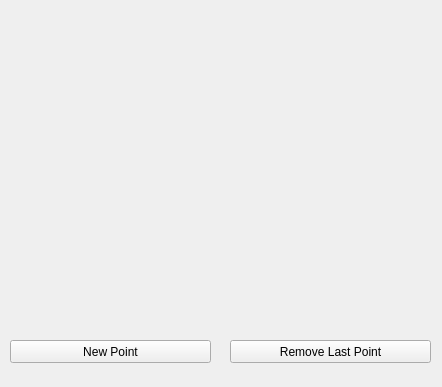
Old version of the form src/main/python/floatingpoints/floatingPoints.ui in the repository M4n1us/floating_points.
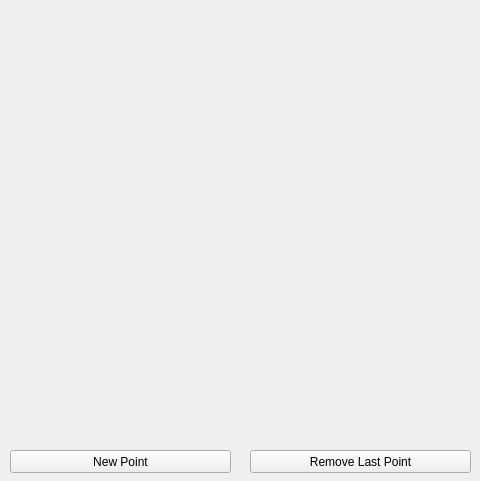
New version of the form.

The edit to the form file:
```diff
--- a/src/main/python/floatingpoints/floatingPoints.ui
+++ b/src/main/python/floatingpoints/floatingPoints.ui
@@ -1,35 +1,27 @@
 <?xml version="1.0" encoding="UTF-8"?>
 <ui version="4.0">
- <class>MyFloatingPoints</class>
- <widget class="QMainWindow" name="MyFloatingPoints">
+ <class>Form</class>
+ <widget class="QWidget" name="Form">
   <property name="geometry">
    <rect>
     <x>0</x>
     <y>0</y>
-    <width>442</width>
-    <height>387</height>
+    <width>480</width>
+    <height>481</height>
    </rect>
   </property>
   <property name="windowTitle">
    <string>My Floating Points</string>
   </property>
-  <widget class="QWidget" name="centralwidget">
-   <widget class="QWidget" name="point_container" native="true">
-    <property name="geometry">
-     <rect>
-      <x>9</x>
-      <y>9</y>
-      <width>421</width>
-      <height>321</height>
-     </rect>
-    </property>
-   </widget>
-   <widget class="QPushButton" name="new_point">
+  <property name="autoFillBackground">
+   <bool>false</bool>
+  </property>
+  <widget class="QPushButton" name="button_new_point">
     <property name="geometry">
      <rect>
       <x>10</x>
-      <y>340</y>
-      <width>201</width>
+     <y>450</y>
+     <width>221</width>
       <height>23</height>
      </rect>
     </property>
@@ -37,12 +29,12 @@
      <string>New Point</string>
     </property>
    </widget>
-   <widget class="QPushButton" name="del_last_point">
+  <widget class="QPushButton" name="button_del_last_point">
     <property name="geometry">
      <rect>
-      <x>230</x>
-      <y>340</y>
-      <width>201</width>
+     <x>250</x>
+     <y>450</y>
+     <width>221</width>
       <height>23</height>
      </rect>
     </property>
@@ -50,6 +42,15 @@
      <string>Remove Last Point</string>
     </property>
    </widget>
+  <widget class="QWidget" name="point_area" native="true">
+   <property name="geometry">
+    <rect>
+     <x>10</x>
+     <y>10</y>
+     <width>461</width>
+     <height>431</height>
+    </rect>
+   </property>
   </widget>
  </widget>
  <resources/>
```
Left out of the diff: 6 changed lines with no effect on the pictures. Lines whose indentation alone changed are shown as unchanged.
